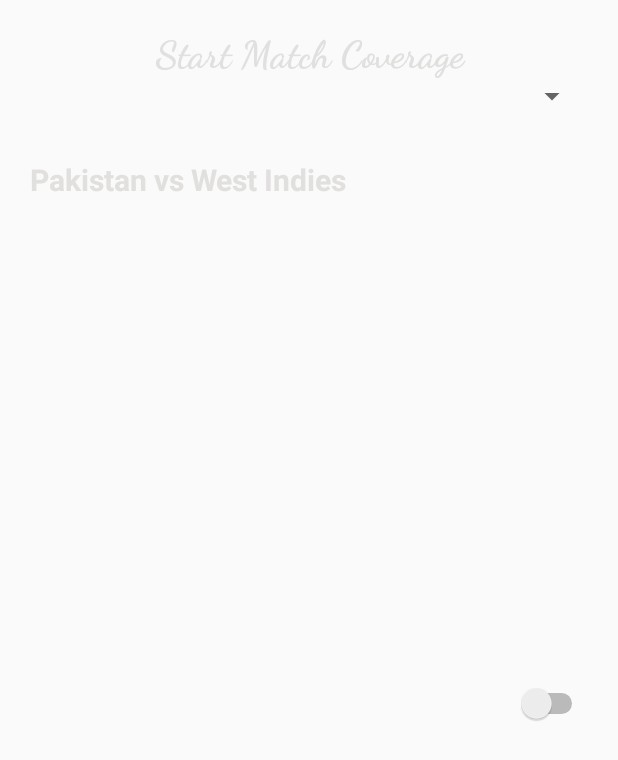
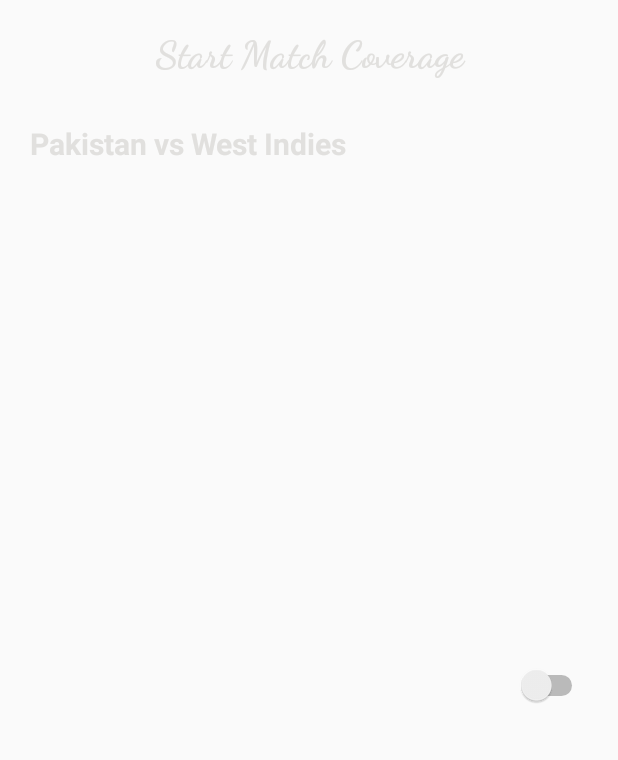
Before and after one commit to Muhammadwahab/ScoreBatao, an Android app: the layout matches_view_adapter_layout.xml on its own in the app's theme, with its tools: preview values and no code run, on a phone screen of 412 x 824 dp. Shown: the top 760 px of the screen. Run offline under Robolectric (Android 15) with nearby library versions, the phone set to English and light mode, and no system bars; network calls fail.

Commit message:
remove spinner in listofmatches activity in adapter

```diff
--- a/app/src/main/res/layout/matches_view_adapter_layout.xml
+++ b/app/src/main/res/layout/matches_view_adapter_layout.xml
@@ -19,10 +19,10 @@
         android:layout_height="wrap_content"
         />
 
-    <Spinner
-        android:id="@+id/spinner2"
-        android:layout_width="match_parent"
-        android:layout_height="wrap_content" />
+    <!--<Spinner-->
+        <!--android:id="@+id/spinner2"-->
+        <!--android:layout_width="match_parent"-->
+        <!--android:layout_height="wrap_content" />-->
 
     <LinearLayout
         android:layout_marginTop="30dp"
```
Also changed, not shown: app/src/main/java/Adapter/currentMatchesAdapter.java (+4 -14 lines).
